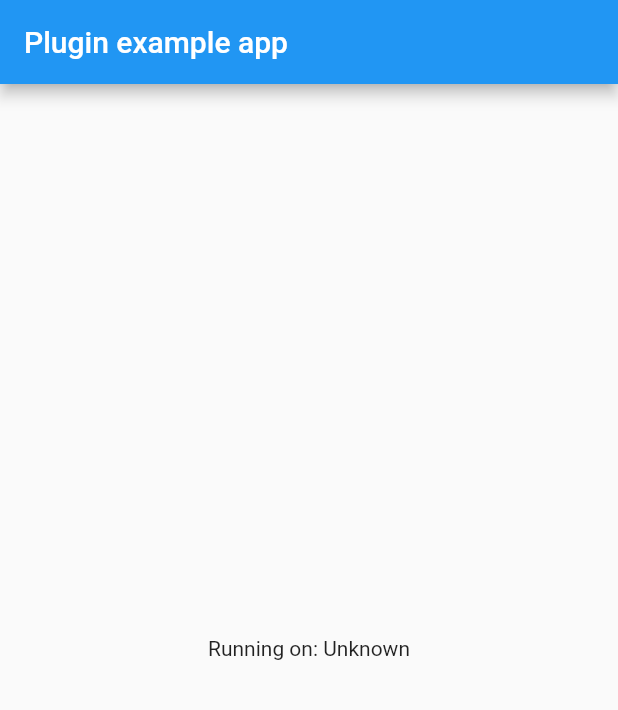
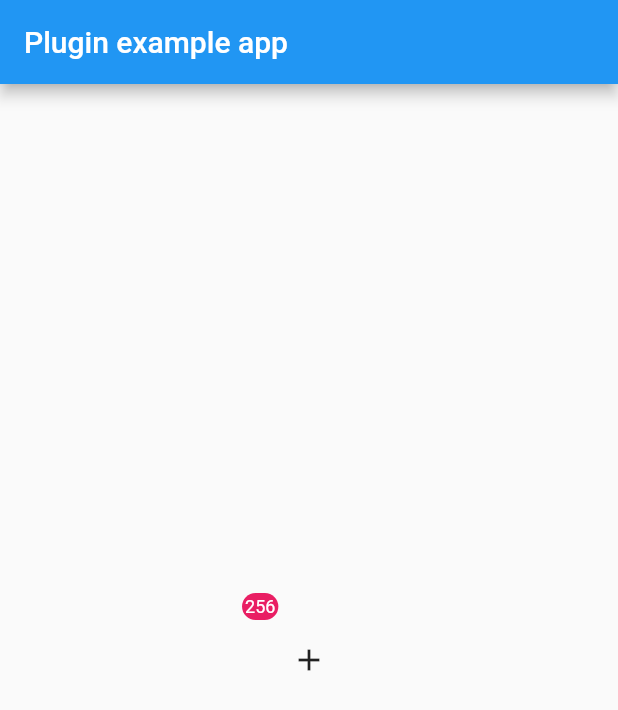
Before and after one commit to rahmatya685/SimpleBAdge, a Flutter app: the screen it shows after launch, on a phone screen of 412 x 824 dp. Shown: the top 710 px of the screen. Run offline on Flutter 3.47's test engine with Material 2 defaults, Android fonts, the phone set to English and light mode, and no system bars.

Commit message:
initial commit

```diff
--- a/example/lib/main.dart
+++ b/example/lib/main.dart
@@ -19,27 +19,6 @@ class _MyAppState extends State<MyApp> {
   @override
   void initState() {
     super.initState();
-    initPlatformState();
-  }
-
-  // Platform messages are asynchronous, so we initialize in an async method.
-  Future<void> initPlatformState() async {
-    String platformVersion;
-    // Platform messages may fail, so we use a try/catch PlatformException.
-    try {
-      platformVersion = await SimpleBadge.platformVersion;
-    } on PlatformException {
-      platformVersion = 'Failed to get platform version.';
-    }
-
-    // If the widget was removed from the tree while the asynchronous platform
-    // message was in flight, we want to discard the reply rather than calling
-    // setState to update our non-existent appearance.
-    if (!mounted) return;
-
-    setState(() {
-      _platformVersion = platformVersion;
-    });
   }
 
   @override
@@ -50,7 +29,13 @@ class _MyAppState extends State<MyApp> {
           title: const Text('Plugin example app'),
         ),
         body: Center(
-          child: Text('Running on: $_platformVersion\n'),
+          child: Container(
+            height: 100,
+            width: 100,
+            child: SimpleBadge(
+              child: Icon(Icons.add),
+            ),
+          ),
         ),
       ),
     );
--- /dev/null
+++ b/lib/badge_icon.dart
@@ -0,0 +1,34 @@
+import 'package:flutter/material.dart';
+
+
+class BadeIcon extends StatelessWidget {
+//region ---------Fields-----------
+  //endregion
+  //region ---------Methods-----------
+
+  //endregion
+  //region ---------UI-----------
+
+  //endregion
+  //region ---------Override-----------
+  @override
+  Widget build(BuildContext context) {
+    return Container(
+      padding: EdgeInsets.all(2),
+      child: Text("256",style: TextStyle(color: Colors.white,fontSize: 12),),
+      decoration: BoxDecoration(
+        boxShadow: [
+//          BoxShadow(
+//            color: Colors.grey,
+//            spreadRadius: 3,
+//            blurRadius: 3,
+//            offset: Offset.fromDirection(1,-2)
+//          )
+        ],
+        color: Colors.pink,
+        borderRadius: BorderRadius.all(Radius.circular(24))
+      ),
+    );
+  }
+    //endregion
+}
--- a/lib/simpleBadge.dart
+++ b/lib/simpleBadge.dart
@@ -1,14 +1,73 @@
-
 import 'dart:async';
 
 import 'package:flutter/services.dart';
 
-class SimpleBadge {
-  static const MethodChannel _channel =
-      const MethodChannel('simpleBadge');
+import 'package:flutter/material.dart';
+import 'package:simpleBadge/badge_icon.dart';
+import 'dart:math' as m;
 
-  static Future<String> get platformVersion async {
-    final String version = await _channel.invokeMethod('getPlatformVersion');
-    return version;
+class SimpleBadge extends StatefulWidget {
+  final Widget child;
+
+  const SimpleBadge({Key key, this.child}) : super(key: key);
+
+  @override
+  _SimpleBadgeState createState() => _SimpleBadgeState();
+}
+
+class _SimpleBadgeState extends State<SimpleBadge> {
+  //region ---------Fields-----------
+
+  //endregion
+  //region ---------Methods-----------
+
+  //endregion
+  //region ---------UI-----------
+
+  //endregion
+  //region ---------Override-----------
+  @override
+  Widget build(BuildContext context) {
+     return LayoutBuilder(
+      builder: (context, constraints) {
+        final maxPadding =(constraints.maxWidth/2 * m.sqrt2)/2;
+
+        double pading = maxPadding - 30;
+
+        if(pading>  maxPadding)
+          pading =maxPadding;
+
+        return Container(
+          height: constraints.maxWidth,
+          width: constraints.maxWidth,
+          child: Stack(
+//        alignment: Alignment(1,1),
+            children: [
+              Align(
+                child: Container(
+                  margin: EdgeInsets.only(top: pading, left: pading),
+                  child: BadeIcon(),
+                ),
+                alignment: Alignment.topLeft,
+              ),
+              Center(
+                child: widget.child,
+              )
+            ],
+          ),
+        );
+      },
+    );
   }
+//endregion
 }
+
+//class SimpleBadge {
+//  static const MethodChannel _channel =
+//      const MethodChannel('simpleBadge');
+//
+//  static Future<String> get platformVersion async {
+//    final String version = await _channel.invokeMethod('getPlatformVersion');
+//    return version;
+//  }
+//}
```
Also changed, not shown: 1 other file.
